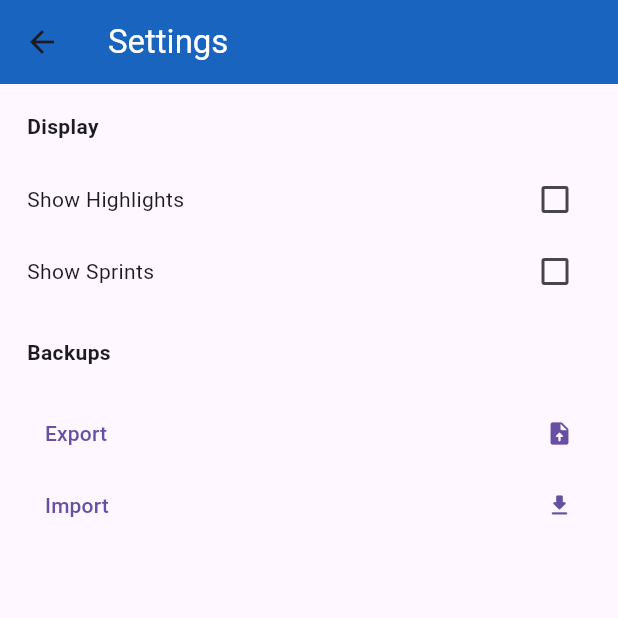
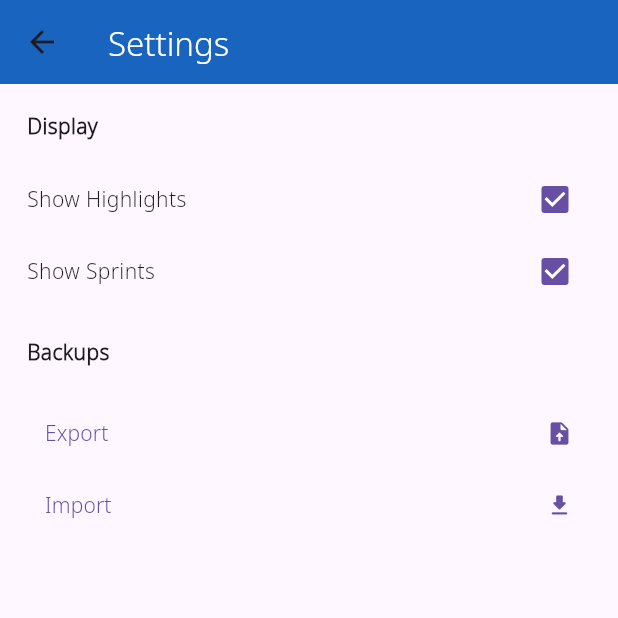
Before and after one commit to ujwalnk/Ritual, a Flutter app: the screen it shows after launch, after a tap on the "settings" icon, on a phone screen of 412 x 824 dp, the top half of it. Run offline on Flutter 3.47's test engine with Material 2 defaults, Android fonts, the phone set to English and light mode, and no system bars; our stand-ins replace file_picker, flutter_slidable, hive, hive_flutter, image_picker, shared_preferences; missing offline and left inert: hash, restart_app; accounts and stored records are empty.

Commit message:
+ @Settings, @Home Show/Hide Sprints & Highlights + Shared Preferences for storing settings ~ Font changes

```diff
--- a/lib/screens/home.dart
+++ b/lib/screens/home.dart
@@ -1,12 +1,13 @@
-import 'package:ritual/services/boxes.dart';
 import 'package:flutter/material.dart';
 
 // Hive database packages
+import 'package:hive_flutter/hive_flutter.dart';
 import 'package:ritual/model/ritual.dart';
 
 // Services
+import 'package:ritual/services/boxes.dart';
+import 'package:ritual/services/shared_prefs.dart';
 import 'package:ritual/services/widgets/fab.dart';
-import 'package:hive_flutter/hive_flutter.dart';
 
 class Home extends StatefulWidget {
   const Home({super.key});
@@ -27,9 +28,9 @@ class _HomeState extends State<Home> {
     return Scaffold(
       backgroundColor: Colors.white,
       appBar: AppBar(
-        title: const Text(
-          "Home",
-          style: TextStyle(
+        title: Text(
+          (SharedPreferencesManager().getShowHighlight() || SharedPreferencesManager().getShowSprints()) ? "Home" : "Rituals",
+          style: const TextStyle(
             color: Colors.white,
             fontFamily: "NotoSans-Light",
           ),
@@ -43,8 +44,10 @@ class _HomeState extends State<Home> {
               Icons.settings,
               color: Colors.white,
             ),
-            onPressed: () {
-              Navigator.pushNamed(context, '/settings');
+            onPressed: () async {
+              await Navigator.pushNamed(context, '/settings');
+              // SetState for changes to reflect
+              setState(() {});
             },
           )
         ],
@@ -53,14 +56,19 @@ class _HomeState extends State<Home> {
         child: Column(
           crossAxisAlignment: CrossAxisAlignment.start,
           children: [
-            const Padding(
+            Visibility(
+              visible: SharedPreferencesManager().getShowHighlight(),
+              child: const Padding(
                 padding: EdgeInsets.fromLTRB(17.0, 16.0, 0, 16.0),
                 child: Text(
                   "Highlight",
                   style: TextStyle(fontSize: 22, fontFamily: "NotoSans-Light"),
                 ),
               ),
-            ValueListenableBuilder<Box<Ritual>>(
+            ),
+            Visibility(
+              visible: SharedPreferencesManager().getShowHighlight(),
+              child: ValueListenableBuilder<Box<Ritual>>(
                 valueListenable: Boxes.getBox().listenable(),
                 builder: (context, box, _) {
                   final contents = box.values.toList().cast<Ritual>();
@@ -77,14 +85,20 @@ class _HomeState extends State<Home> {
                   return buildContent(rituals, type: TYPE_HLIGHT);
                 },
               ),
-            const Padding(
+            ),
+            Visibility(
+              visible: SharedPreferencesManager().getShowSprints(),
+              child: const Padding(
                 padding: EdgeInsets.fromLTRB(17.0, 16.0, 0, 16.0),
                 child: Text(
                   "Sprint",
                   style: TextStyle(fontSize: 22, fontFamily: "NotoSans-Light"),
                 ),
               ),
-            ValueListenableBuilder<Box<Ritual>>(
+            ),
+            Visibility(
+              visible: SharedPreferencesManager().getShowSprints(),
+              child: ValueListenableBuilder<Box<Ritual>>(
                 valueListenable: Boxes.getBox().listenable(),
                 builder: (context, box, _) {
                   final contents = box.values.toList().cast<Ritual>();
@@ -101,12 +115,20 @@ class _HomeState extends State<Home> {
                   return buildContent(rituals, type: TYPE_SPRINT);
                 },
               ),
-            const Padding(
+            ),
+            Visibility(
+              visible: SharedPreferencesManager().getShowHighlight() ||  SharedPreferencesManager().getShowSprints(),
+              child: const Padding(
                 padding: EdgeInsets.fromLTRB(17.0, 16.0, 0, 16.0),
                 child: Text(
-                "Ritual",
+                  "Rituals",
                   style: TextStyle(fontSize: 22, fontFamily: "NotoSans-Light"),
                 ),
+              ),
+            ),
+            Visibility(
+              visible: ((SharedPreferencesManager().getShowHighlight() == false) &&  (SharedPreferencesManager().getShowSprints() == false)),
+              child: const SizedBox(height: 20),
             ),
             ValueListenableBuilder<Box<Ritual>>(
               valueListenable: Boxes.getBox().listenable(),
@@ -146,8 +168,7 @@ class _HomeState extends State<Home> {
       return Column(
         crossAxisAlignment: CrossAxisAlignment.start,
         children: [
-          for (final ritual in rituals)
-            buildCard(context, ritual, type: type),
+          for (final ritual in rituals) buildCard(context, ritual, type: type),
         ],
       );
     }
--- a/lib/screens/settings.dart
+++ b/lib/screens/settings.dart
@@ -4,6 +4,7 @@ import 'package:restart_app/restart_app.dart';
 
 // Services
 import 'package:ritual/services/data_shuttle.dart';
+import 'package:ritual/services/shared_prefs.dart';
 
 class Settings extends StatefulWidget {
   const Settings({super.key});
@@ -19,7 +20,7 @@ class _SettingsState extends State<Settings> {
         appBar: AppBar(
           title: const Text(
             "Settings",
-            style: TextStyle(color: Colors.white),
+            style: TextStyle(color: Colors.white, fontFamily: "NotoSans-Light"),
           ),
           backgroundColor: Colors.blue[800],
           elevation: 1,
@@ -31,7 +32,9 @@ class _SettingsState extends State<Settings> {
               const Align(
                 alignment: Alignment.centerLeft,
                 child: Text("Display",
-                    style: TextStyle(fontWeight: FontWeight.bold)),
+                    style: TextStyle(
+                        fontWeight: FontWeight.bold,
+                        fontFamily: "NotoSans-Light")),
               ),
               const SizedBox(height: 15),
               // Check box for Highlight
@@ -41,10 +44,15 @@ class _SettingsState extends State<Settings> {
                   mainAxisAlignment: MainAxisAlignment.spaceBetween,
                   crossAxisAlignment: CrossAxisAlignment.center,
                   children: <Widget>[
-                    const Text("Show Highlights"),
+                    const Text("Show Highlights",
+                        style: TextStyle(fontFamily: "NotoSans-Light")),
                     Checkbox(
-                      value: false,
-                      onChanged: (value) => {},
+                      value: SharedPreferencesManager().getShowHighlight(),
+                      onChanged: (value) async {
+                        await SharedPreferencesManager()
+                            .setShowHighlight(value!);
+                        setState(() {});
+                      },
                     ),
                   ],
                 ),
@@ -57,10 +65,14 @@ class _SettingsState extends State<Settings> {
                   mainAxisAlignment: MainAxisAlignment.spaceBetween,
                   crossAxisAlignment: CrossAxisAlignment.center,
                   children: <Widget>[
-                    const Text("Show Sprints"),
+                    const Text("Show Sprints",
+                        style: TextStyle(fontFamily: "NotoSans-Light")),
                     Checkbox(
-                      value: false,
-                      onChanged: (value) => {},
+                      value: SharedPreferencesManager().getShowSprints(),
+                      onChanged: (value) async {
+                        await SharedPreferencesManager().setShowSprints(value!);
+                        setState(() {});
+                      },
                     ),
                   ],
                 ),
@@ -71,12 +83,14 @@ class _SettingsState extends State<Settings> {
               const Align(
                 alignment: Alignment.centerLeft,
                 child: Text("Backups",
-                    style: TextStyle(fontWeight: FontWeight.bold)),
+                    style: TextStyle(
+                        fontWeight: FontWeight.bold,
+                        fontFamily: "NotoSans-Light")),
               ),
               const SizedBox(
                 height: 20,
               ),
-              Container(
+              SizedBox(
                 width: double.infinity,
                 child: TextButton(
                   onPressed: () async {
@@ -88,8 +102,8 @@ class _SettingsState extends State<Settings> {
                         // Use the selected path (result) to save your file
                         debugPrint("Selected path: $result");
                         backupHiveBox(result);
-                        _snackBar("Backup successful", backgroundColor: Colors.lightGreen);
-
+                        _snackBar("Backup successful",
+                            backgroundColor: Colors.lightGreen);
                       } else {
                         // Show a failure snackbar
                         _snackBar("Backup failed", backgroundColor: Colors.red);
@@ -103,13 +117,14 @@ class _SettingsState extends State<Settings> {
                   child: const Row(
                     mainAxisAlignment: MainAxisAlignment.spaceBetween,
                     children: [
-                      Text("Export"),
+                      Text("Export",
+                          style: TextStyle(fontFamily: "NotoSans-Light")),
                       Icon(Icons.upload_file_rounded),
                     ],
                   ),
                 ),
               ),
-              Container(
+              SizedBox(
                 width: double.infinity,
                 child: TextButton(
                   onPressed: () async {
@@ -125,7 +140,8 @@ class _SettingsState extends State<Settings> {
                         _restartAlert();
                       } else {
                         // No file selected
-                        _snackBar("No file selected", backgroundColor: Colors.red);
+                        _snackBar("No file selected",
+                            backgroundColor: Colors.red);
                       }
                     } catch (e) {
                       debugPrint("Error picking a file: $e");
@@ -142,7 +158,8 @@ class _SettingsState extends State<Settings> {
                   child: const Row(
                     mainAxisAlignment: MainAxisAlignment.spaceBetween,
                     children: [
-                      Text("Import"),
+                      Text("Import",
+                          style: TextStyle(fontFamily: "NotoSans-Light")),
                       Icon(Icons.download_rounded),
                     ],
                   ),
@@ -185,5 +202,4 @@ void _snackBar(String message, {Color backgroundColor = Colors.blueGrey}) {
       ),
     );
   }
-
 }
--- a/lib/screens/splash.dart
+++ b/lib/screens/splash.dart
@@ -1,12 +1,17 @@
 import 'package:flutter/material.dart';
 
 import 'package:hive_flutter/hive_flutter.dart';
-import 'package:ritual/services/registry.dart';
+
 import 'package:ritual/model/ritual.dart';
 
+// Screens
 import 'package:ritual/screens/home.dart';
 
+
+// Services
 import 'package:ritual/services/boxes.dart';
+import 'package:ritual/services/registry.dart';
+import 'package:ritual/services/shared_prefs.dart';
 
 class Splash extends StatefulWidget {
   const Splash({Key? key}) : super(key: key);
@@ -30,6 +35,8 @@ class _SplashState extends State<Splash> {
   Future<void> initApp() async {
     await Hive.initFlutter();
     Hive.registerAdapter(RitualAdapter());
+
+    await SharedPreferencesManager().init();
 
     // Open hive database
     await Hive.openBox<Ritual>(Registry.hiveFileName);
--- /dev/null
+++ b/lib/services/shared_prefs.dart
@@ -0,0 +1,49 @@
+import 'package:shared_preferences/shared_preferences.dart';
+
+class SharedPreferencesManager {
+  // Singleton instance
+  static final SharedPreferencesManager _instance =
+      SharedPreferencesManager._internal();
+
+  late SharedPreferences _prefs;
+
+  factory SharedPreferencesManager() {
+    return _instance;
+  }
+
+  SharedPreferencesManager._internal();
+
+  // Initialize SharedPreferences asynchronously
+  Future<void> init() async {
+    _prefs = await _initPrefs();
+  }
+
+  // Private method to initialize SharedPreferences
+  Future<SharedPreferences> _initPrefs() async {
+    return await SharedPreferences.getInstance();
+  }
+
+  bool getShowHighlight() {
+    return _prefs.getBool('show_highlight') ?? true;
+  }
+
+  Future<void> setShowHighlight(bool value) async {
+    await _prefs.setBool('show_highlight', value);
+  }
+
+  bool getShowSprints() {
+    return _prefs.getBool('show_sprints') ?? true;
+  }
+
+  Future<void> setShowSprints(bool value) async {
+    await _prefs.setBool('show_sprints', value);
+  }
+
+  bool getTwoDayRule() {
+    return _prefs.getBool('two_day_rule') ?? false;
+  }
+
+  Future<void> setTwoDayRule(bool value) async {
+    await _prefs.setBool('two_day_rule', value);
+  }
+}
--- a/pubspec.yaml
+++ b/pubspec.yaml
@@ -46,6 +46,7 @@ dependencies:
   path_provider: ^2.1.1
   hash: ^1.0.4
   flutter_slidable: ^3.0.0
+  shared_preferences: ^2.2.1
 
 dev_dependencies:
   flutter_test:
```
Also changed, not shown: pubspec.lock, 1 other file. Lines whose indentation alone changed are shown as unchanged.
